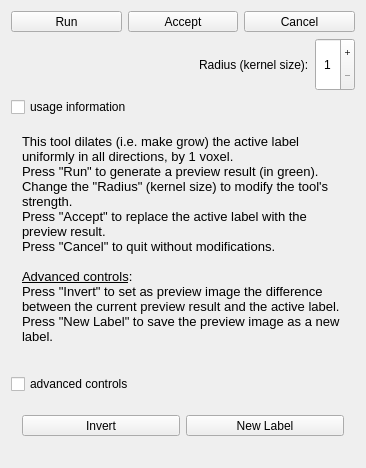
Qt form Modules/SegmentationUI/Qmitk/QmitkDilateTool3DGUIControls.ui (MITK/MITK) before a commit.
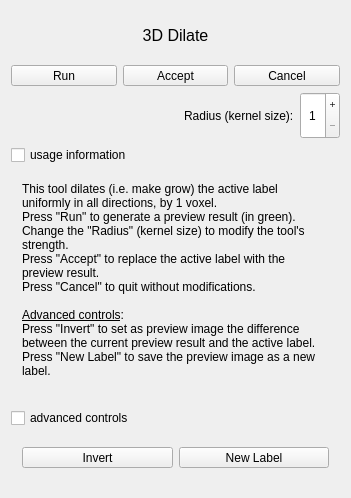
The same form after that commit. Icons and pictures are not drawn.

```diff
--- a/Modules/SegmentationUI/Qmitk/QmitkDilateTool3DGUIControls.ui
+++ b/Modules/SegmentationUI/Qmitk/QmitkDilateTool3DGUIControls.ui
@@ -6,8 +6,8 @@
    <rect>
     <x>0</x>
     <y>0</y>
-    <width>366</width>
-    <height>468</height>
+    <width>351</width>
+    <height>498</height>
    </rect>
   </property>
   <property name="sizePolicy">
@@ -29,6 +29,21 @@
    <string/>
   </property>
   <layout class="QVBoxLayout" name="verticalLayout_2">
+   <item>
+    <widget class="QLabel" name="label">
+     <property name="font">
+      <font>
+       <pointsize>12</pointsize>
+      </font>
+     </property>
+     <property name="text">
+      <string>3D Dilate</string>
+     </property>
+     <property name="alignment">
+      <set>Qt::AlignCenter</set>
+     </property>
+    </widget>
+   </item>
    <item>
     <layout class="QHBoxLayout" name="horizontalLayout">
      <item>
@@ -252,15 +267,15 @@
 &lt;html&gt;&lt;head&gt;&lt;meta name=&quot;qrichtext&quot; content=&quot;1&quot; /&gt;&lt;style type=&quot;text/css&quot;&gt;
 p, li { white-space: pre-wrap; }
 &lt;/style&gt;&lt;/head&gt;&lt;body style=&quot; font-family:'MS Shell Dlg 2'; font-size:8pt; font-weight:400; font-style:normal;&quot;&gt;
-&lt;p style=&quot; margin-top:0px; margin-bottom:0px; margin-left:0px; margin-right:0px; -qt-block-indent:0; text-indent:0px;&quot;&gt;&lt;span style=&quot; font-family:'Sans'; font-size:10pt;&quot;&gt;This tool dilates (i.e. make grow) the active label uniformly in all directions, by 1 voxel.&lt;/span&gt;&lt;/p&gt;
-&lt;p style=&quot; margin-top:0px; margin-bottom:0px; margin-left:0px; margin-right:0px; -qt-block-indent:0; text-indent:0px;&quot;&gt;&lt;span style=&quot; font-family:'Sans'; font-size:10pt;&quot;&gt;Press &amp;quot;Run&amp;quot; to generate a preview result (in green).&lt;/span&gt;&lt;/p&gt;
-&lt;p style=&quot; margin-top:0px; margin-bottom:0px; margin-left:0px; margin-right:0px; -qt-block-indent:0; text-indent:0px;&quot;&gt;&lt;span style=&quot; font-family:'Sans'; font-size:10pt;&quot;&gt;Change the &amp;quot;Radius&amp;quot; (kernel size) to modify the tool's strength.&lt;/span&gt;&lt;/p&gt;
-&lt;p style=&quot; margin-top:0px; margin-bottom:0px; margin-left:0px; margin-right:0px; -qt-block-indent:0; text-indent:0px;&quot;&gt;&lt;span style=&quot; font-family:'Sans'; font-size:10pt;&quot;&gt;Press &amp;quot;Accept&amp;quot; to replace the active label with the preview result.&lt;/span&gt;&lt;/p&gt;
-&lt;p style=&quot; margin-top:0px; margin-bottom:0px; margin-left:0px; margin-right:0px; -qt-block-indent:0; text-indent:0px;&quot;&gt;&lt;span style=&quot; font-family:'Sans'; font-size:10pt;&quot;&gt;Press &amp;quot;Cancel&amp;quot; to quit without modifications.&lt;/span&gt;&lt;/p&gt;
-&lt;p style=&quot;-qt-paragraph-type:empty; margin-top:0px; margin-bottom:0px; margin-left:0px; margin-right:0px; -qt-block-indent:0; text-indent:0px; font-family:'Sans'; font-size:10pt;&quot;&gt;&lt;br /&gt;&lt;/p&gt;
-&lt;p style=&quot; margin-top:0px; margin-bottom:0px; margin-left:0px; margin-right:0px; -qt-block-indent:0; text-indent:0px;&quot;&gt;&lt;span style=&quot; font-family:'Sans'; font-size:10pt; text-decoration: underline;&quot;&gt;Advanced controls&lt;/span&gt;&lt;span style=&quot; font-family:'Sans'; font-size:10pt;&quot;&gt;: &lt;/span&gt;&lt;/p&gt;
-&lt;p style=&quot; margin-top:0px; margin-bottom:0px; margin-left:0px; margin-right:0px; -qt-block-indent:0; text-indent:0px;&quot;&gt;&lt;span style=&quot; font-family:'Sans'; font-size:10pt;&quot;&gt;Press &amp;quot;Invert&amp;quot; to set as preview image the difference between the current preview result and the active label.&lt;/span&gt;&lt;/p&gt;
-&lt;p style=&quot; margin-top:0px; margin-bottom:0px; margin-left:0px; margin-right:0px; -qt-block-indent:0; text-indent:0px;&quot;&gt;&lt;span style=&quot; font-family:'Sans'; font-size:10pt;&quot;&gt;Press &amp;quot;New Label&amp;quot; to save the preview image as a new label.&lt;/span&gt;&lt;/p&gt;
+&lt;p style=&quot; margin-top:0px; margin-bottom:0px; margin-left:0px; margin-right:0px; -qt-block-indent:0; text-indent:0px;&quot;&gt;&lt;span style=&quot; font-family:'Sans'; font-size:9pt;&quot;&gt;This tool dilates (i.e. make grow) the active label uniformly in all directions, by 1 voxel.&lt;/span&gt;&lt;/p&gt;
+&lt;p style=&quot; margin-top:0px; margin-bottom:0px; margin-left:0px; margin-right:0px; -qt-block-indent:0; text-indent:0px;&quot;&gt;&lt;span style=&quot; font-family:'Sans'; font-size:9pt;&quot;&gt;Press &amp;quot;Run&amp;quot; to generate a preview result (in green).&lt;/span&gt;&lt;/p&gt;
+&lt;p style=&quot; margin-top:0px; margin-bottom:0px; margin-left:0px; margin-right:0px; -qt-block-indent:0; text-indent:0px;&quot;&gt;&lt;span style=&quot; font-family:'Sans'; font-size:9pt;&quot;&gt;Change the &amp;quot;Radius&amp;quot; (kernel size) to modify the tool's strength.&lt;/span&gt;&lt;/p&gt;
+&lt;p style=&quot; margin-top:0px; margin-bottom:0px; margin-left:0px; margin-right:0px; -qt-block-indent:0; text-indent:0px;&quot;&gt;&lt;span style=&quot; font-family:'Sans'; font-size:9pt;&quot;&gt;Press &amp;quot;Accept&amp;quot; to replace the active label with the preview result.&lt;/span&gt;&lt;/p&gt;
+&lt;p style=&quot; margin-top:0px; margin-bottom:0px; margin-left:0px; margin-right:0px; -qt-block-indent:0; text-indent:0px;&quot;&gt;&lt;span style=&quot; font-family:'Sans'; font-size:9pt;&quot;&gt;Press &amp;quot;Cancel&amp;quot; to quit without modifications.&lt;/span&gt;&lt;/p&gt;
+&lt;p style=&quot;-qt-paragraph-type:empty; margin-top:0px; margin-bottom:0px; margin-left:0px; margin-right:0px; -qt-block-indent:0; text-indent:0px; font-family:'Sans'; font-size:9pt;&quot;&gt;&lt;br /&gt;&lt;/p&gt;
+&lt;p style=&quot; margin-top:0px; margin-bottom:0px; margin-left:0px; margin-right:0px; -qt-block-indent:0; text-indent:0px;&quot;&gt;&lt;span style=&quot; font-family:'Sans'; font-size:9pt; text-decoration: underline;&quot;&gt;Advanced controls&lt;/span&gt;&lt;span style=&quot; font-family:'Sans'; font-size:9pt;&quot;&gt;: &lt;/span&gt;&lt;/p&gt;
+&lt;p style=&quot; margin-top:0px; margin-bottom:0px; margin-left:0px; margin-right:0px; -qt-block-indent:0; text-indent:0px;&quot;&gt;&lt;span style=&quot; font-family:'Sans'; font-size:9pt;&quot;&gt;Press &amp;quot;Invert&amp;quot; to set as preview image the difference between the current preview result and the active label.&lt;/span&gt;&lt;/p&gt;
+&lt;p style=&quot; margin-top:0px; margin-bottom:0px; margin-left:0px; margin-right:0px; -qt-block-indent:0; text-indent:0px;&quot;&gt;&lt;span style=&quot; font-family:'Sans'; font-size:9pt;&quot;&gt;Press &amp;quot;New Label&amp;quot; to save the preview image as a new label.&lt;/span&gt;&lt;/p&gt;
 &lt;p style=&quot;-qt-paragraph-type:empty; margin-top:0px; margin-bottom:0px; margin-left:0px; margin-right:0px; -qt-block-indent:0; text-indent:0px;&quot;&gt;&lt;br /&gt;&lt;/p&gt;&lt;/body&gt;&lt;/html&gt;</string>
         </property>
         <property name="alignment">
```
